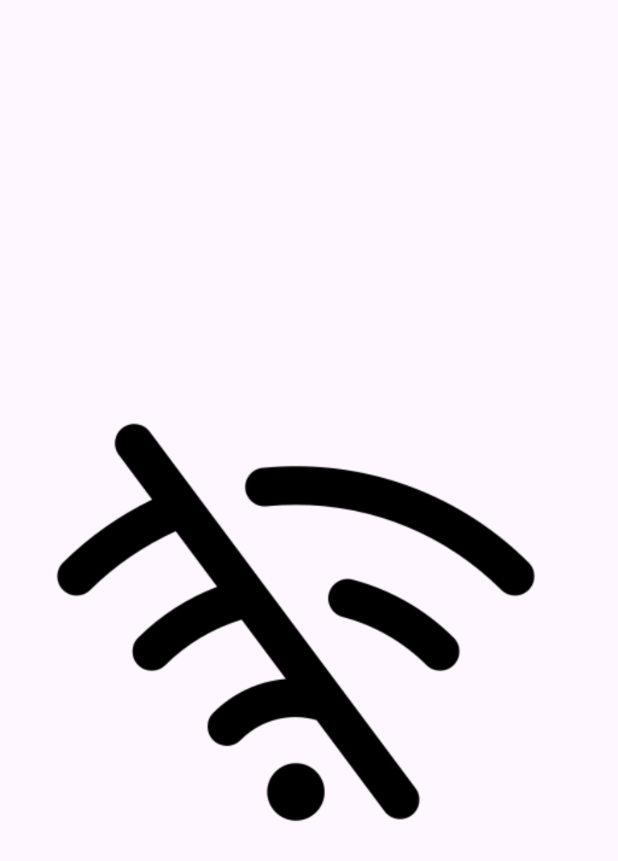
After one commit to IllTushar/PaltCommans, an Android app: the layout offline_layout.xml on its own in the app's theme, with its tools: preview values and no code run, on a phone screen of 412 x 824 dp. The commit adds this screen. Shown: the top 861 px of the screen. Run offline under Robolectric (Android 15) with nearby library versions, the light colour scheme and no system bars.

Commit message:
minnor updates

```diff
--- a/app/src/main/AndroidManifest.xml
+++ b/app/src/main/AndroidManifest.xml
@@ -3,6 +3,7 @@
     xmlns:tools="http://schemas.android.com/tools">
 
     <uses-permission android:name="android.permission.INTERNET" />
+    <uses-permission android:name="android.permission.ACCESS_NETWORK_STATE" />
 
     <application
         android:name=".AppLevel"
--- a/app/src/main/res/layout/activity_main.xml
+++ b/app/src/main/res/layout/activity_main.xml
@@ -15,6 +15,11 @@
         <include
             android:id="@+id/toolbar"
             layout="@layout/comman_toolbar" />
+
+        <include
+            android:id="@+id/offlineMode"
+            layout="@layout/offline_layout"
+            android:visibility="gone" />
 
         <androidx.recyclerview.widget.RecyclerView
             android:id="@+id/recyclerView"
--- a/app/src/main/res/layout/activity_movie_info.xml
+++ b/app/src/main/res/layout/activity_movie_info.xml
@@ -19,6 +19,12 @@
         <include
             android:id="@+id/toolbar"
             layout="@layout/comman_toolbar" />
+
+        <include
+            android:id="@+id/offlineMode"
+            layout="@layout/offline_layout"
+            android:visibility="gone" />
+
         <androidx.recyclerview.widget.RecyclerView
             android:id="@+id/movieRecyclerView"
             android:layout_width="match_parent"
--- /dev/null
+++ b/app/src/main/res/layout/offline_layout.xml
@@ -0,0 +1,15 @@
+<?xml version="1.0" encoding="utf-8"?>
+<androidx.constraintlayout.widget.ConstraintLayout xmlns:android="http://schemas.android.com/apk/res/android"
+    xmlns:app="http://schemas.android.com/apk/res-auto"
+    android:layout_width="match_parent"
+    android:layout_height="match_parent">
+
+    <ImageView
+        android:layout_width="match_parent"
+        android:layout_height="500dp"
+        android:src="@drawable/offline"
+        app:layout_constraintBottom_toBottomOf="parent"
+        app:layout_constraintEnd_toEndOf="parent"
+        app:layout_constraintStart_toStartOf="parent"
+        app:layout_constraintTop_toTopOf="parent" />
+</androidx.constraintlayout.widget.ConstraintLayout>
```
Also changed, not shown: app/src/main/java/com/example/test/Network/NetworkAvailblity.kt (added, +45 -0 lines), app/src/main/java/com/example/test/Network/NetworkStatus.kt (added, +5 -0 lines), app/src/main/java/com/example/test/Ui/GetUsers/MainActivity.kt (+8 -0 lines), app/src/main/java/com/example/test/Ui/Movie/MovieInfo.kt (+8 -0 lines), app/src/main/java/com/example/test/ViewModel/UserViewModel.kt (+18 -1 lines), app/src/main/res/drawable/offline.png (added).
